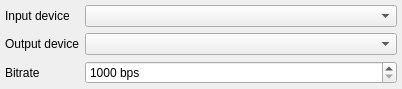
Qt form src/plugins/jinglertp/audiooptions.ui (eyecu-im/eyecu-qt) before a commit.
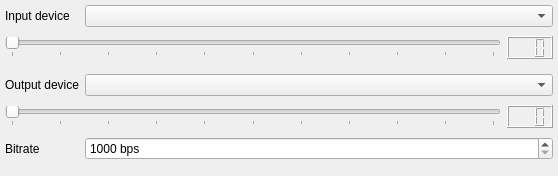
The same form after that commit. Custom widgets are drawn as their Qt base class.

Commit message: Add support for input and output audio level (volume) in Jingle RTP Sessions.

Patch:
```diff
--- a/src/plugins/jinglertp/audiooptions.ui
+++ b/src/plugins/jinglertp/audiooptions.ui
@@ -6,8 +6,8 @@
    <rect>
     <x>0</x>
     <y>0</y>
-    <width>402</width>
-    <height>88</height>
+    <width>558</width>
+    <height>176</height>
    </rect>
   </property>
   <property name="windowTitle">
@@ -39,7 +39,10 @@
    <item row="1" column="1">
     <widget class="QComboBox" name="cmbAudioDeviceInput"/>
    </item>
-   <item row="2" column="0">
+   <item row="3" column="0" colspan="2">
+    <widget class="QpAudioLevelDisplay" name="audioLevel" native="true"/>
+   </item>
+   <item row="4" column="0">
     <widget class="QLabel" name="lblAudioDeviceOutput">
      <property name="text">
       <string>Output device</string>
@@ -49,10 +52,10 @@
      </property>
     </widget>
    </item>
-   <item row="2" column="1">
+   <item row="4" column="1">
     <widget class="QComboBox" name="cmbAudioDeviceOutput"/>
    </item>
-   <item row="3" column="0">
+   <item row="6" column="0">
     <widget class="QLabel" name="lblAudioBitrate">
      <property name="text">
       <string>Bitrate</string>
@@ -62,7 +65,7 @@
      </property>
     </widget>
    </item>
-   <item row="3" column="1">
+   <item row="6" column="1">
     <widget class="QSpinBox" name="spbBitrate">
      <property name="suffix">
       <string> bps</string>
@@ -75,8 +78,117 @@
      </property>
     </widget>
    </item>
+   <item row="2" column="0" colspan="2">
+    <layout class="QHBoxLayout" name="hlInputVolume">
+     <property name="topMargin">
+      <number>3</number>
+     </property>
+     <property name="bottomMargin">
+      <number>3</number>
+     </property>
+     <item>
+      <widget class="QpVolumeControl" name="vcInput">
+       <property name="sizePolicy">
+        <sizepolicy hsizetype="Preferred" vsizetype="Fixed">
+         <horstretch>0</horstretch>
+         <verstretch>0</verstretch>
+        </sizepolicy>
+       </property>
+       <property name="maximum">
+        <number>100</number>
+       </property>
+       <property name="orientation">
+        <enum>Qt::Horizontal</enum>
+       </property>
+       <property name="tickPosition">
+        <enum>QSlider::TicksBelow</enum>
+       </property>
+       <property name="tickInterval">
+        <number>10</number>
+       </property>
+      </widget>
+     </item>
+     <item>
+      <widget class="QLCDNumber" name="lcdInputVolume">
+       <property name="sizePolicy">
+        <sizepolicy hsizetype="Maximum" vsizetype="Preferred">
+         <horstretch>0</horstretch>
+         <verstretch>0</verstretch>
+        </sizepolicy>
+       </property>
+       <property name="digitCount">
+        <number>3</number>
+       </property>
+      </widget>
+     </item>
+    </layout>
+   </item>
+   <item row="5" column="0" colspan="2">
+    <layout class="QHBoxLayout" name="hlOutputVolume">
+     <property name="leftMargin">
+      <number>0</number>
+     </property>
+     <property name="topMargin">
+      <number>3</number>
+     </property>
+     <property name="rightMargin">
+      <number>0</number>
+     </property>
+     <property name="bottomMargin">
+      <number>3</number>
+     </property>
+     <item>
+      <widget class="QpVolumeControl" name="vcOutput">
+       <property name="sizePolicy">
+        <sizepolicy hsizetype="Preferred" vsizetype="Fixed">
+         <horstretch>0</horstretch>
+         <verstretch>0</verstretch>
+        </sizepolicy>
+       </property>
+       <property name="maximum">
+        <number>100</number>
+       </property>
+       <property name="orientation">
+        <enum>Qt::Horizontal</enum>
+       </property>
+       <property name="tickPosition">
+        <enum>QSlider::TicksBelow</enum>
+       </property>
+       <property name="tickInterval">
+        <number>10</number>
+       </property>
+      </widget>
+     </item>
+     <item>
+      <widget class="QLCDNumber" name="lcdOutputVolume">
+       <property name="sizePolicy">
+        <sizepolicy hsizetype="Maximum" vsizetype="Preferred">
+         <horstretch>0</horstretch>
+         <verstretch>0</verstretch>
+        </sizepolicy>
+       </property>
+       <property name="digitCount">
+        <number>3</number>
+       </property>
+      </widget>
+     </item>
+    </layout>
+   </item>
   </layout>
  </widget>
+ <customwidgets>
+  <customwidget>
+   <class>QpAudioLevelDisplay</class>
+   <extends>QWidget</extends>
+   <header location="global">QpAudioLevelDisplay</header>
+   <container>1</container>
+  </customwidget>
+  <customwidget>
+   <class>QpVolumeControl</class>
+   <extends>QSlider</extends>
+   <header location="global">QpVolumeControl</header>
+  </customwidget>
+ </customwidgets>
  <tabstops>
   <tabstop>cmbAudioDeviceInput</tabstop>
   <tabstop>cmbAudioDeviceOutput</tabstop>
```
Left out of the diff: 54 changed lines with no effect on the pictures. The commit also changes 5 other files.
